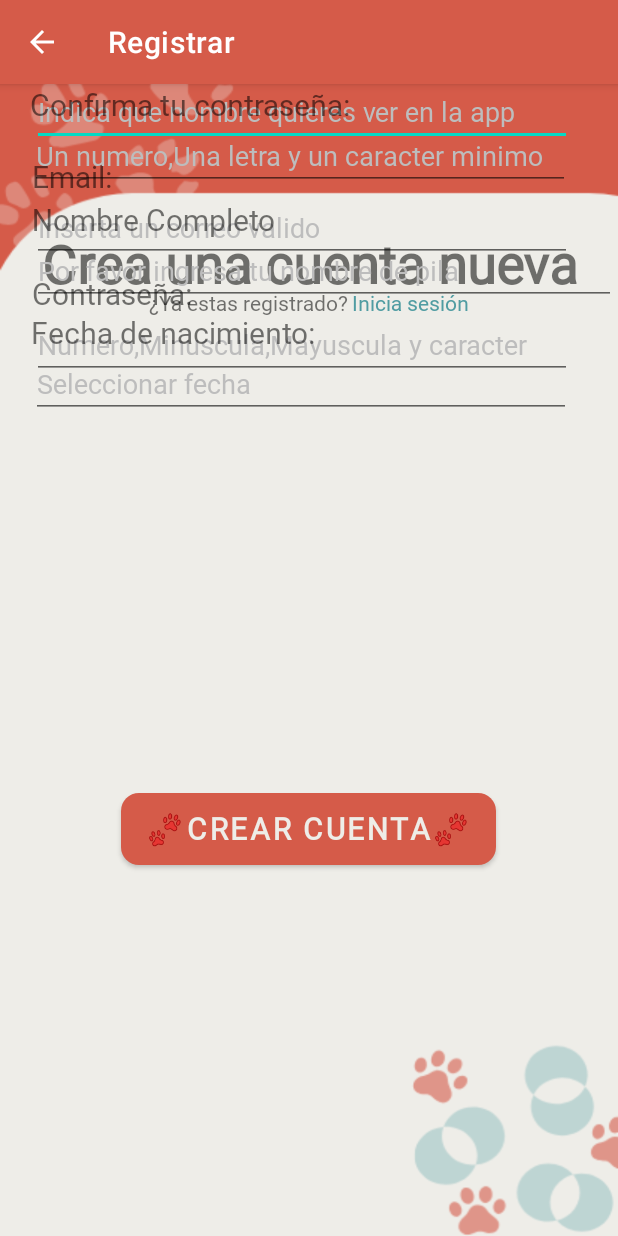
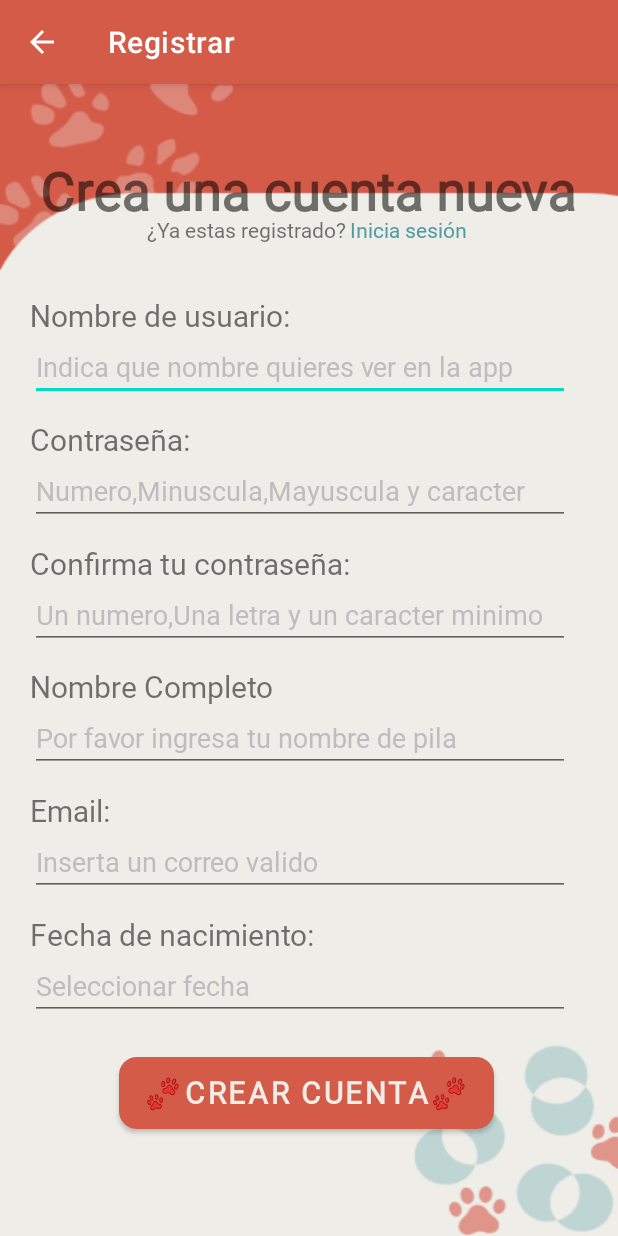
Before and after one commit to ShheNNa01/Pet2PetDevAndroid, an Android app: the RegisterActivity screen opened directly, with no data from a screen before it, on a phone screen of 412 x 824 dp. Run offline under Robolectric (Android 15) with nearby library versions, the phone set to English and light mode, and no system bars.

Commit message:
Se modifican espacios en el apartado register, dado que presentaban errores de concatenacion

```diff
--- a/Pet2Pet/app/src/main/res/layout/activity_inicio_sesion.xml
+++ b/Pet2Pet/app/src/main/res/layout/activity_inicio_sesion.xml
@@ -157,7 +157,8 @@
             android:fontFamily="@font/baloo_tamma_regular"
             android:text="¿Olvidaste tu contraseña?"
             android:textAlignment="center"
-            android:textStyle="bold" />
+            android:textStyle="bold"
+            android:textColor="#509CA2"/>
 
         <TextView
             android:id="@+id/registrar"
--- a/Pet2Pet/app/src/main/res/layout/fragment_activity_register.xml
+++ b/Pet2Pet/app/src/main/res/layout/fragment_activity_register.xml
@@ -12,15 +12,12 @@
         android:id="@+id/linearLayout7"
         android:layout_width="409dp"
         android:layout_height="75dp"
-        android:layout_marginStart="1dp"
         android:layout_marginTop="40dp"
-        android:layout_marginEnd="1dp"
-        android:layout_marginBottom="541dp"
+        android:layout_marginBottom="8dp"
         android:orientation="vertical"
-        app:layout_constraintBottom_toBottomOf="parent"
-        app:layout_constraintEnd_toEndOf="parent"
-        app:layout_constraintStart_toStartOf="parent"
-        app:layout_constraintTop_toTopOf="parent">
+        app:layout_constraintBottom_toTopOf="@+id/linearLayout9"
+        app:layout_constraintTop_toTopOf="parent"
+        tools:layout_editor_absoluteX="1dp">
 
         <TextView
             android:id="@+id/textView5"
@@ -51,28 +48,24 @@
                 android:layout_width="wrap_content"
                 android:layout_height="wrap_content"
                 android:layout_weight="1"
+                android:background="@drawable/text_click_effect"
                 android:clickable="true"
                 android:focusable="true"
                 android:fontFamily="@font/baloo_tamma_regular"
                 android:text="Inicia sesión"
-                android:textColor="#509CA2"
-                android:background="@drawable/text_click_effect"
-                />
+                android:textColor="#509CA2" />
         </LinearLayout>
     </LinearLayout>
+
+    -
 
     <LinearLayout
         android:id="@+id/linearLayout9"
         android:layout_width="409dp"
         android:layout_height="75dp"
-        android:layout_marginStart="1dp"
-        android:layout_marginTop="1dp"
-        android:layout_marginEnd="1dp"
-        android:layout_marginBottom="1dp"
+        android:layout_marginTop="3dp"
         android:orientation="vertical"
-        app:layout_constraintBottom_toTopOf="@+id/linearLayout6"
-        app:layout_constraintEnd_toEndOf="parent"
-        app:layout_constraintStart_toStartOf="parent"
+        app:layout_constraintBottom_toTopOf="@+id/linearLayout8"
         app:layout_constraintTop_toBottomOf="@+id/linearLayout7">
 
         <TextView
@@ -88,50 +81,44 @@
             android:id="@+id/edtNombre"
             android:layout_width="360dp"
             android:layout_height="45dp"
+            android:layout_marginLeft="20dp"
             android:ems="10"
+            android:fontFamily="@font/baloo_tamma_regular"
+            android:hint="Indica que nombre quieres ver en la app"
             android:inputType="text"
-            android:fontFamily="@font/baloo_tamma_regular"
-            android:layout_marginLeft="20dp"
-            android:hint="Indica que nombre quieres ver en la app"
             android:textColor="#757575"
-            android:textColorHint="#BDBDBD"/>
+            android:textColorHint="#BDBDBD" />
     </LinearLayout>
 
     <LinearLayout
         android:id="@+id/linearLayout6"
         android:layout_width="409dp"
         android:layout_height="75dp"
-        android:layout_marginStart="1dp"
-        android:layout_marginTop="1dp"
-        android:layout_marginEnd="1dp"
-        android:layout_marginBottom="1dp"
         android:orientation="vertical"
-        app:layout_constraintBottom_toTopOf="@+id/linearLayout8"
-        app:layout_constraintEnd_toEndOf="parent"
-        app:layout_constraintStart_toStartOf="parent"
-        app:layout_constraintTop_toBottomOf="@+id/linearLayout9">
+        app:layout_constraintBottom_toTopOf="@+id/linearLayout11"
+        app:layout_constraintTop_toBottomOf="@+id/linearLayout13"
+        tools:layout_editor_absoluteX="1dp">
 
         <TextView
             android:id="@+id/textView14"
             android:layout_width="match_parent"
             android:layout_height="25dp"
+            android:layout_marginLeft="20dp"
+            android:fontFamily="@font/baloo_tamma_regular"
             android:text="Email:"
-            android:textSize="20dp"
-            android:fontFamily="@font/baloo_tamma_regular"
-            android:layout_marginLeft="20dp"
-            />
+            android:textSize="20dp" />
 
         <EditText
             android:id="@+id/edtEmail"
             android:layout_width="360dp"
             android:layout_height="wrap_content"
+            android:layout_marginLeft="20dp"
             android:ems="10"
+            android:fontFamily="@font/baloo_tamma_regular"
+            android:hint="Inserta un correo valido"
             android:inputType="textEmailAddress"
-            android:layout_marginLeft="20dp"
-            android:hint="Inserta un correo valido"
-            android:fontFamily="@font/baloo_tamma_regular"
             android:textColor="#757575"
-            android:textColorHint="#BDBDBD"/>
+            android:textColorHint="#BDBDBD" />
 
 
     </LinearLayout>
@@ -140,37 +127,30 @@
         android:id="@+id/linearLayout8"
         android:layout_width="409dp"
         android:layout_height="75dp"
-        android:layout_marginStart="1dp"
-        android:layout_marginTop="1dp"
-        android:layout_marginEnd="1dp"
-        android:layout_marginBottom="1dp"
         android:orientation="vertical"
         app:layout_constraintBottom_toTopOf="@+id/linearLayout10"
-        app:layout_constraintEnd_toEndOf="parent"
-        app:layout_constraintStart_toStartOf="parent"
-        app:layout_constraintTop_toBottomOf="@+id/linearLayout6">
+        app:layout_constraintTop_toBottomOf="@+id/linearLayout9">
 
         <TextView
             android:id="@+id/textView16"
             android:layout_width="match_parent"
             android:layout_height="25dp"
+            android:layout_marginLeft="20dp"
+            android:fontFamily="@font/baloo_tamma_regular"
             android:text="Contraseña:"
-            android:textSize="20dp"
-            android:fontFamily="@font/baloo_tamma_regular"
-            android:layout_marginLeft="20dp"/>
+            android:textSize="20dp" />
 
         <EditText
             android:id="@+id/edtPassword1"
             android:layout_width="360dp"
             android:layout_height="wrap_content"
+            android:layout_marginLeft="20dp"
             android:ems="10"
+            android:fontFamily="@font/baloo_tamma_regular"
+            android:hint="Numero,Minuscula,Mayuscula y caracter"
             android:inputType="textPassword"
-            android:layout_marginLeft="20dp"
-            android:hint="Numero,Minuscula,Mayuscula y caracter"
-            android:fontFamily="@font/baloo_tamma_regular"
             android:textColor="#757575"
-            android:textColorHint="#BDBDBD"
-            />
+            android:textColorHint="#BDBDBD" />
 
     </LinearLayout>
 
@@ -179,8 +159,9 @@
         android:layout_width="409dp"
         android:layout_height="75dp"
         android:orientation="vertical"
-        tools:layout_editor_absoluteX="1dp"
-        tools:layout_editor_absoluteY="384dp">
+        app:layout_constraintBottom_toTopOf="@+id/linearLayout13"
+        app:layout_constraintTop_toBottomOf="@+id/linearLayout8"
+        tools:layout_editor_absoluteX="1dp">
 
         <TextView
             android:id="@+id/textView17"
@@ -208,11 +189,10 @@
         android:id="@+id/linearLayout11"
         android:layout_width="409dp"
         android:layout_height="75dp"
-        android:layout_marginEnd="2dp"
         android:orientation="vertical"
-        app:layout_constraintEnd_toEndOf="parent"
-        app:layout_constraintStart_toStartOf="parent"
-        app:layout_constraintTop_toBottomOf="@+id/linearLayout13">
+        app:layout_constraintBottom_toTopOf="@+id/linearLayout12"
+        app:layout_constraintTop_toBottomOf="@+id/linearLayout6"
+        tools:layout_editor_absoluteX="1dp">
 
         <TextView
             android:id="@+id/textView7"
@@ -223,21 +203,10 @@
             android:text="Fecha de nacimiento:"
             android:textSize="20dp" />
 
-        <EditText
-            android:id="@+id/etDate"
-            android:layout_width="360dp"
-            android:layout_height="wrap_content"
-            android:layout_marginLeft="20dp"
-            android:focusable="false"
-            android:hint="Seleccionar fecha"
-            android:fontFamily="@font/baloo_tamma_regular"
-            android:textColor="#757575"
-            android:textColorHint="#BDBDBD"/>
-
         <androidx.cardview.widget.CardView
             android:id="@+id/cardCalendar"
-            android:layout_width="match_parent"
-            android:layout_height="wrap_content"
+            android:layout_width="40dp"
+            android:layout_height="27dp"
 
             android:layout_marginTop="8dp"
             android:visibility="gone"
@@ -250,22 +219,29 @@
                 android:layout_height="wrap_content" />
 
         </androidx.cardview.widget.CardView>
+
+        <EditText
+            android:id="@+id/etDate"
+            android:layout_width="360dp"
+            android:layout_height="wrap_content"
+            android:layout_marginLeft="20dp"
+            android:focusable="false"
+            android:fontFamily="@font/baloo_tamma_regular"
+            android:hint="Seleccionar fecha"
+            android:textColor="#757575"
+            android:textColorHint="#BDBDBD" />
     </LinearLayout>
 
     <LinearLayout
         android:id="@+id/linearLayout12"
         android:layout_width="409dp"
         android:layout_height="75dp"
-        android:layout_marginStart="1dp"
-        android:layout_marginTop="60dp"
-        android:layout_marginEnd="1dp"
-        android:layout_marginBottom="61dp"
+        android:layout_marginBottom="50dp"
         android:gravity="center"
         android:orientation="vertical"
         app:layout_constraintBottom_toBottomOf="parent"
-        app:layout_constraintEnd_toEndOf="parent"
-        app:layout_constraintStart_toStartOf="parent"
-        app:layout_constraintTop_toBottomOf="@+id/linearLayout11">
+        app:layout_constraintTop_toBottomOf="@+id/linearLayout11"
+        tools:layout_editor_absoluteX="1dp">
 
         <Button
             android:id="@+id/buttonCrear"
@@ -284,38 +260,32 @@
         android:id="@+id/linearLayout13"
         android:layout_width="409dp"
         android:layout_height="75dp"
-        android:layout_marginStart="1dp"
-        android:layout_marginTop="1dp"
-        android:layout_marginEnd="1dp"
-        android:layout_marginBottom="15dp"
         android:orientation="vertical"
-        app:layout_constraintBottom_toTopOf="@+id/linearLayout11"
-        app:layout_constraintEnd_toEndOf="parent"
-        app:layout_constraintStart_toStartOf="parent"
-        app:layout_constraintTop_toBottomOf="@+id/linearLayout10">
+        app:layout_constraintBottom_toTopOf="@+id/linearLayout6"
+        app:layout_constraintTop_toBottomOf="@+id/linearLayout10"
+        tools:layout_editor_absoluteX="1dp">
 
         <TextView
             android:id="@+id/textView"
             android:layout_width="match_parent"
             android:layout_height="25dp"
-            android:text="Nombre Completo"
             android:layout_marginLeft="20dp"
             android:fontFamily="@font/baloo_tamma_regular"
-            android:textSize="20dp"/>
+            android:text="Nombre Completo"
+            android:textSize="20dp" />
 
         <EditText
             android:id="@+id/editTextText2"
-            android:layout_width="match_parent"
+            android:layout_width="360dp"
             android:layout_height="wrap_content"
+            android:layout_marginLeft="20dp"
             android:ems="10"
+            android:fontFamily="@font/baloo_tamma_regular"
+            android:hint="Por favor ingresa tu nombre de pila"
             android:inputType="text"
-            android:hint="Por favor ingresa tu nombre de pila"
             android:textColor="#757575"
-            android:textColorHint="#BDBDBD"
-            android:layout_marginLeft="20dp"
 
-            android:fontFamily="@font/baloo_tamma_regular"
-            />
+            android:textColorHint="#BDBDBD" />
     </LinearLayout>
 
 </androidx.constraintlayout.widget.ConstraintLayout>
--- a/Pet2Pet/app/src/main/res/values/strings.xml
+++ b/Pet2Pet/app/src/main/res/values/strings.xml
@@ -6,5 +6,7 @@
     <string name="title_events">Eventos</string>
     <string name="title_inicia">Inicia Sesion</string>
     <string name="title_profile">Perfil</string>
+<!-- TODO: Remove or change this placeholder text -->
+    <string name="hello_blank_fragment">Hello blank fragment</string>
 
 </resources>
```
